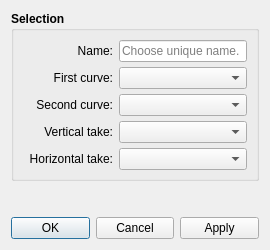
This is src/libs/vtools/dialogs/tools/dialogpointofintersectioncurves.ui in FashionFreedom/Seamly2D as Qt 5 draws it before an edit. The edited form follows.
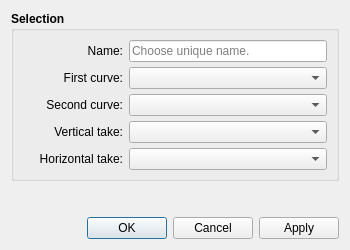
This is the edited form. Icons and pictures are not drawn.

```diff
--- a/src/libs/vtools/dialogs/tools/dialogpointofintersectioncurves.ui
+++ b/src/libs/vtools/dialogs/tools/dialogpointofintersectioncurves.ui
@@ -6,7 +6,7 @@
    <rect>
     <x>0</x>
     <y>0</y>
-    <width>270</width>
+    <width>350</width>
     <height>250</height>
    </rect>
   </property>
@@ -63,7 +63,7 @@
           </property>
           <property name="minimumSize">
            <size>
-            <width>90</width>
+            <width>100</width>
             <height>22</height>
            </size>
           </property>
@@ -119,7 +119,7 @@
           </property>
           <property name="minimumSize">
            <size>
-            <width>90</width>
+            <width>100</width>
             <height>22</height>
            </size>
           </property>
@@ -172,7 +172,7 @@
           </property>
           <property name="minimumSize">
            <size>
-            <width>90</width>
+            <width>100</width>
             <height>22</height>
            </size>
           </property>
@@ -222,7 +222,7 @@
           </property>
           <property name="minimumSize">
            <size>
-            <width>90</width>
+            <width>100</width>
             <height>22</height>
            </size>
           </property>
@@ -272,7 +272,7 @@
           </property>
           <property name="minimumSize">
            <size>
-            <width>90</width>
+            <width>100</width>
             <height>22</height>
            </size>
           </property>
```
